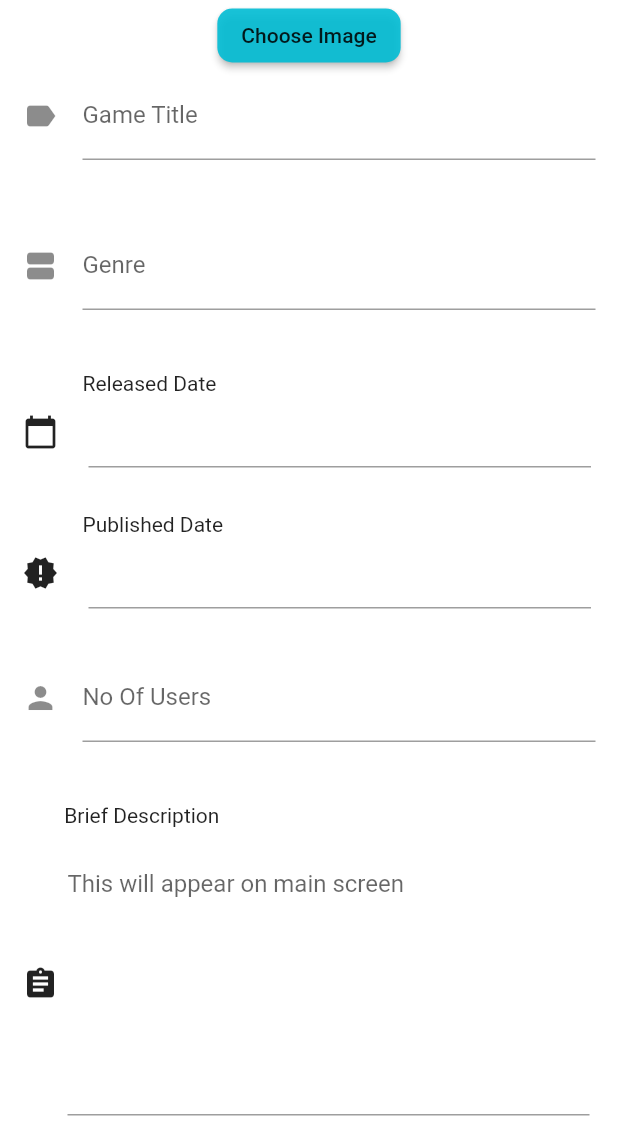
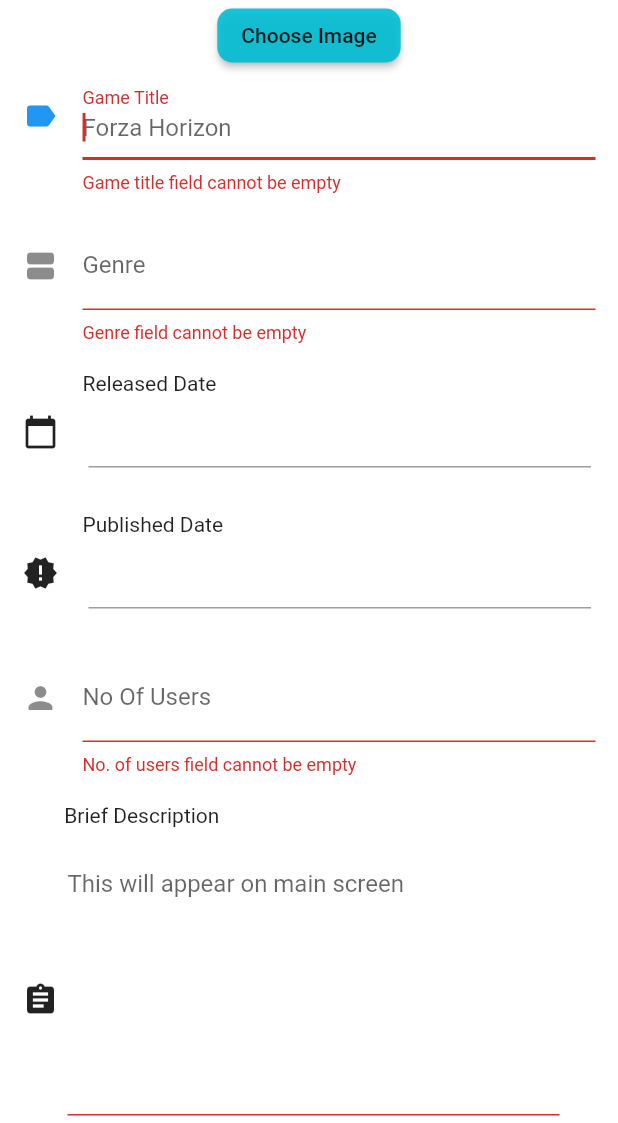
Before and after one commit to sathiraguruge/CTSE, a Flutter app: the AddGameForm screen opened directly, on a phone screen of 412 x 824 dp, the part 113-1236 px from its top. Run offline on Flutter 3.47's test engine with Material 2 defaults, Android fonts, the phone set to English and light mode, and no system bars; drawn by our look-alikes of datetime_picker_formfield; our stand-ins replace cached_network_image, cloud_firestore, firebase_storage, image_picker, progress_indicators; accounts and stored records are empty.

Commit message:
update done with image retrieve issue

```diff
--- a/igamer/igamer/lib/common_ui_widgets/gameDetail.dart
+++ b/igamer/igamer/lib/common_ui_widgets/gameDetail.dart
@@ -1,7 +1,6 @@
 import 'package:cached_network_image/cached_network_image.dart';
 import 'package:flutter/material.dart';
 import 'package:igamer/database/crud.dart';
-import 'package:igamer/screens/addGame.dart';
 import 'package:igamer/screens/main.dart';
 import 'package:igamer/screens/updateGame.dart';
 import 'package:progress_indicators/progress_indicators.dart';
@@ -66,6 +65,9 @@ class GameDetailPage extends StatelessWidget {
                 ),
               ),
 
+                  // Published Date
+                  getDetailRow("Published On", game.publishedDate),
+
                   // Released Date
                   getDetailRow("Released On", game.releaseDate),
 
@@ -98,35 +100,29 @@ class GameDetailPage extends StatelessWidget {
                   // No of Users
                   getDetailRowHorizontal("No of Users", game.noOfUsers),
 
+                  //update option
                   new ListTile(
                     trailing: RaisedButton(
                       child: Text("Edit"),
                       color: Colors.blue,
                       onPressed: () {
                         Navigator.push(
-                            context,
-                            MaterialPageRoute(
-                                builder: (context) =>
-                                new UpdateGame())); // Navigates to Update Game screen
+                            context, MaterialPageRoute(builder: (context) => UpdateGame(game: game)),
+                        ); // Navigates to Update Game screen
                       },
                     ),
                   ),
 
+                  //delete option
                   new ListTile(
                     trailing: RaisedButton(
                       child: Text("Delete"),
                       color: Colors.red,
                       onPressed: () {
-                        try {
-                          new CRUD().deleteGame(game.reference);
-                        } catch (e) {
-                          print(e);
-                        }
+                        new CRUD().deleteGame(context, game.reference);
                         Navigator.push(
-                            context,
-                            MaterialPageRoute(
-                                builder: (context) =>
-                                new MyHomePage())); // Navigates to Add Game screen
+                          context, MaterialPageRoute(builder: (context) => MyHomePage()),
+                        ); //Navigates to Home Page after deleted
                       },
                     ),
                   )
--- a/igamer/igamer/lib/common_ui_widgets/inputWidgets.dart
+++ b/igamer/igamer/lib/common_ui_widgets/inputWidgets.dart
@@ -22,6 +22,9 @@ class CommonInputWidgets {
         decoration: InputDecoration(
             labelText: labelText, hintText: hintText, icon: Icon(icon)),
         controller: controller,
+        autocorrect: true,
+        autofocus: true,
+        autovalidate: true,
         validator: (value){
           if(value == null || value.isEmpty){
             return validator;
@@ -58,12 +61,6 @@ class CommonInputWidgets {
               margin: const EdgeInsets.only(left: 20),
               child: DateTimeField(
                 format: format,
-                  textInputAction: TextInputAction.next,
-                  onEditingComplete: (){
-                    FocusScope.of(new AddGameFormState().context).requestFocus(focusNode);
-                  },
-                  focusNode: new AddGameFormState().focusNode,
-                controller: controller,
                 onShowPicker: (context, currentValue) {
                   return showDatePicker(
                       context: context,
@@ -71,10 +68,15 @@ class CommonInputWidgets {
                       initialDate: currentValue ?? DateTime.now(),
                       lastDate: DateTime(2100));
                 },
+                  controller: controller,
+                  autocorrect: true,
+                  autofocus: true,
+                  autovalidate: true,
                   validator: (value) {
                     if (value != null) {
                       return null;
-                    } else {
+                    }
+                    else {
                       return validator;
                     }
                   }
@@ -101,6 +103,9 @@ class CommonInputWidgets {
         decoration: InputDecoration(
             labelText: labelText, hintText: hintText, icon: Icon(icon)),
         controller: controller,
+        autocorrect: true,
+        autofocus: true,
+        autovalidate: true,
         validator: (value){
           if(value == null || value.isEmpty){
             return validator;
@@ -136,7 +141,7 @@ class CommonInputWidgets {
                   child: new Icon(icon),
                 ),
                 Container(
-                  width: 355,
+                  width: 335,
                   child: Card(
                       color: Colors.transparent,
                       elevation: 0,
@@ -152,6 +157,9 @@ class CommonInputWidgets {
                           focusNode: new AddGameFormState().focusNode,
                           decoration: InputDecoration(hintText: hintText),
                           controller: controller,
+                          autocorrect: true,
+                          autofocus: true,
+                          autovalidate: true,
                           validator: (value){
                             if(value == null || value.isEmpty){
                               return validator;
--- a/igamer/igamer/lib/screens/addGame.dart
+++ b/igamer/igamer/lib/screens/addGame.dart
@@ -57,13 +57,13 @@ class AddGameFormState extends State<AddGameForm> {
   //Initializing text editing controllers
   TextEditingController _titleController = new TextEditingController();
   TextEditingController _genreController = new TextEditingController();
-  TextEditingController _developerController = new TextEditingController();
+  TextEditingController _relDateController = new TextEditingController();
+  TextEditingController _pubDateController = new TextEditingController();
   TextEditingController _noOfUsersController = new TextEditingController();
-  TextEditingController _userScoreController = new TextEditingController();
   TextEditingController _briefDescController = new TextEditingController();
   TextEditingController _fullDescController = new TextEditingController();
-  TextEditingController _pubDateController = new TextEditingController();
-  TextEditingController _relDateController = new TextEditingController();
+  TextEditingController _developerController = new TextEditingController();
+  TextEditingController _userScoreController = new TextEditingController();
   CommonInputWidgets _commonInputWidgets = new CommonInputWidgets();
 
   //Initializing drop down values for ESRB Ratings
```
Also changed, not shown: igamer/igamer/lib/database/crud.dart (+33 -4 lines), igamer/igamer/pubspec.lock.
